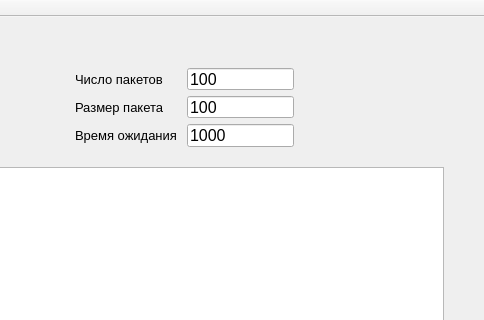
Before: the Qt Designer form mainwindow.ui in KvES13/Client, drawn with Qt 5; both pictures show x 96 to 580 and y 0 to 320 of the 580 by 570 pixel window.
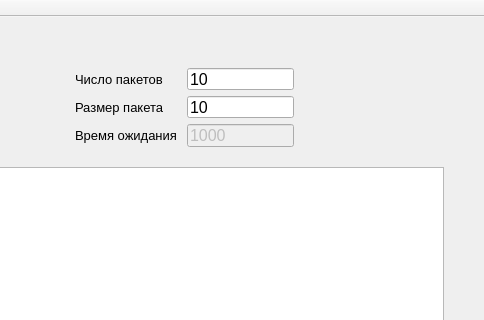
After: the same form once the commit is applied.

Patch:
```diff
--- a/mainwindow.ui
+++ b/mainwindow.ui
@@ -159,7 +159,7 @@
         </font>
        </property>
        <property name="text">
-        <string>100</string>
+        <string>10</string>
        </property>
       </widget>
      </item>
@@ -183,7 +183,7 @@
         </font>
        </property>
        <property name="text">
-        <string>100</string>
+        <string>10</string>
        </property>
       </widget>
      </item>
@@ -201,6 +201,9 @@
      </item>
      <item row="4" column="1">
       <widget class="QLineEdit" name="lineTimeTcp">
+       <property name="enabled">
+        <bool>false</bool>
+       </property>
        <property name="font">
         <font>
          <pointsize>12</pointsize>
@@ -225,7 +228,7 @@
      </item>
     </layout>
    </widget>
-   <widget class="QWidget" name="">
+   <widget class="QWidget" name="layoutWidget">
     <property name="geometry">
      <rect>
       <x>40</x>
```
Left out of the diff: 4 changed lines with no effect on the pictures.
